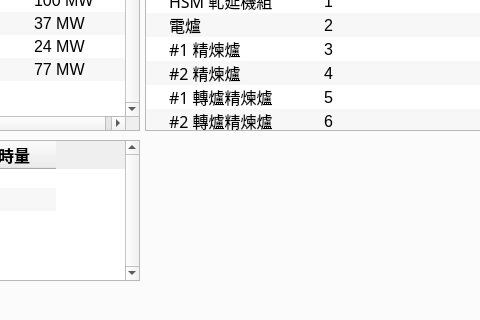
JoesphChou/InterfaceForDispatch, file ui.ui: the form before one commit; both pictures show x 167 to 647 and y 114 to 434 of the 843 by 856 pixel window.
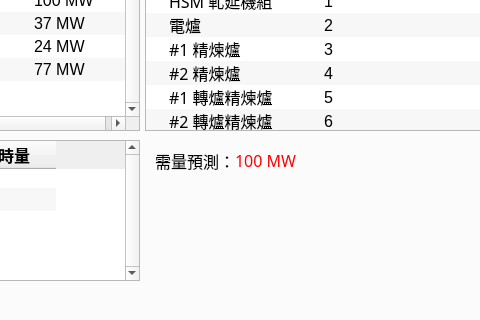
The form after the commit.

Commit message: 1. feat(ui): refine schedule display logic and Gantt rendering behavior

The edit to the form file:
```diff
--- a/ui.ui
+++ b/ui.ui
@@ -4857,7 +4857,7 @@
        <rect>
         <x>10</x>
         <y>430</y>
-        <width>771</width>
+        <width>801</width>
         <height>331</height>
        </rect>
       </property>
@@ -4973,8 +4973,8 @@
          <rect>
           <x>20</x>
           <y>20</y>
-          <width>721</width>
-          <height>211</height>
+          <width>781</width>
+          <height>311</height>
          </rect>
         </property>
         <layout class="QVBoxLayout" name="verticalLayout_5"/>
@@ -5011,6 +5011,47 @@
        </property>
       </item>
      </widget>
+     <widget class="QLabel" name="label_42">
+      <property name="geometry">
+       <rect>
+        <x>400</x>
+        <y>210</y>
+        <width>91</width>
+        <height>21</height>
+       </rect>
+      </property>
+      <property name="font">
+       <font>
+        <family>微軟正黑體</family>
+        <pointsize>12</pointsize>
+       </font>
+      </property>
+      <property name="styleSheet">
+       <string notr="true">color: rgb(255, 0, 0);</string>
+      </property>
+      <property name="text">
+       <string>100 MW</string>
+      </property>
+     </widget>
+     <widget class="QLabel" name="label_43">
+      <property name="geometry">
+       <rect>
+        <x>320</x>
+        <y>210</y>
+        <width>81</width>
+        <height>21</height>
+       </rect>
+      </property>
+      <property name="font">
+       <font>
+        <family>微軟正黑體</family>
+        <pointsize>12</pointsize>
+       </font>
+      </property>
+      <property name="text">
+       <string>需量預測：</string>
+      </property>
+     </widget>
     </widget>
     <widget class="QWidget" name="tab_4">
      <attribute name="title">
```
The commit also changes 4 other files.
